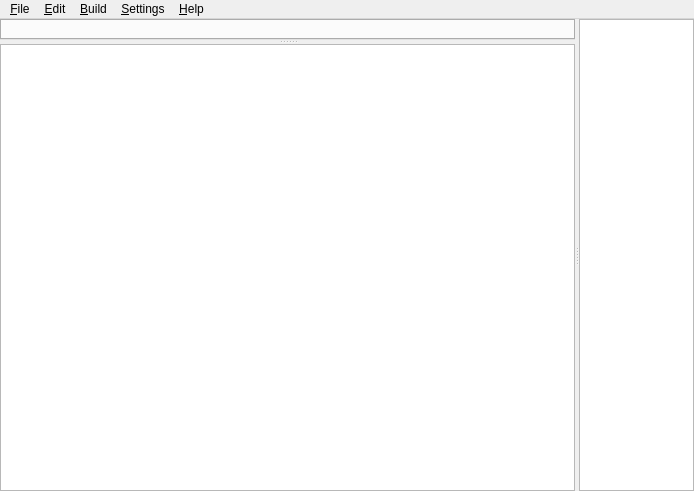
Mac-Andreas/open.mp-Qawno-macOS, file src/MainWindow.ui: the form before one commit.
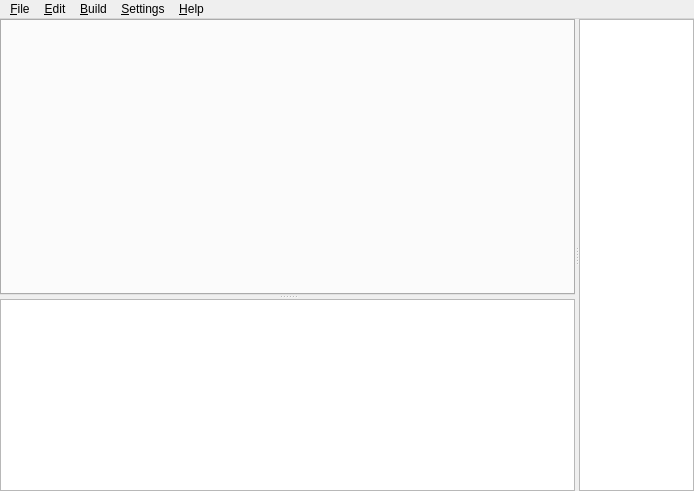
The form after the commit. Icons and pictures are not drawn. Custom widgets are drawn as their Qt base class.

Commit message: fix editor's view height

```diff
--- a/src/MainWindow.ui
+++ b/src/MainWindow.ui
@@ -94,7 +94,7 @@
            <property name="sizePolicy">
             <sizepolicy hsizetype="Preferred" vsizetype="Preferred">
              <horstretch>0</horstretch>
-             <verstretch>1</verstretch>
+             <verstretch>0</verstretch>
             </sizepolicy>
            </property>
            <property name="acceptDrops">
```
Left out of the diff: 6 changed lines with no effect on the pictures.
